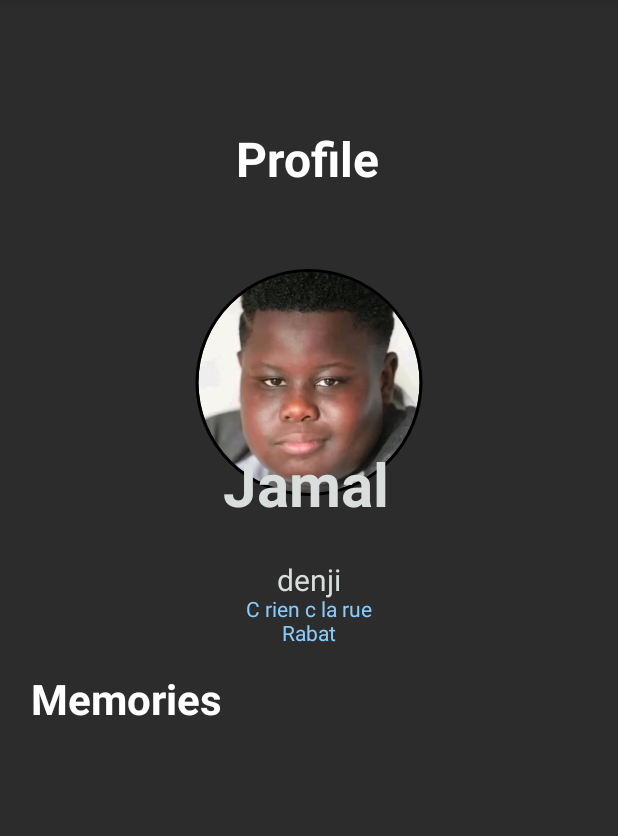
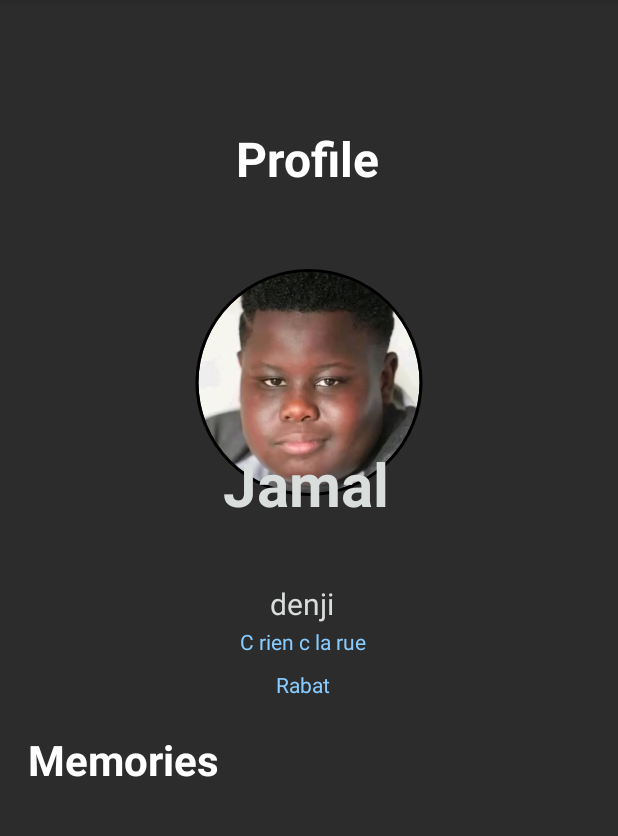
Before and after one commit to badr4y/Mobile-Project, an Android app: the ProfileActivity screen opened directly, with no data from a screen before it, on a phone screen of 412 x 824 dp, the part 84-920 px from its top. Run offline under Robolectric (Android 15) with nearby library versions, the phone set to English and light mode, and no system bars; our stand-ins replace CircleImageView.

```diff
--- a/app/src/main/java/com/example/mobileproject/MainfeedActivity.java
+++ b/app/src/main/java/com/example/mobileproject/MainfeedActivity.java
@@ -19,4 +19,9 @@ public class MainfeedActivity extends AppCompatActivity {
         startActivity(Profile);
     }
 
+    public void activeCamera(View view) {
+        Intent Camera = new Intent(this, CameraActivity.class);
+        startActivity(Camera);
+    }
+
 }
--- a/app/src/main/res/layout/mainfeed_activity.xml
+++ b/app/src/main/res/layout/mainfeed_activity.xml
@@ -80,7 +80,9 @@
                 android:src="@drawable/profile"
                 app:layout_constraintEnd_toEndOf="parent"
                 app:layout_constraintStart_toStartOf="parent"
-                tools:ignore="MissingConstraints" />
+                tools:ignore="MissingConstraints"
+                android:clickable="true"
+                android:onClick="activeCamera"/>
 
             <ImageView
                 android:id="@+id/self_post2"
--- a/app/src/main/res/layout/profile_activity.xml
+++ b/app/src/main/res/layout/profile_activity.xml
@@ -65,9 +65,9 @@
         android:layout_alignParentStart="true"
         android:layout_alignParentEnd="true"
         android:layout_alignParentBottom="true"
-        android:layout_marginStart="130dp"
-        android:layout_marginEnd="130dp"
-        android:layout_marginBottom="367dp"
+        android:layout_marginStart="125dp"
+        android:layout_marginEnd="134dp"
+        android:layout_marginBottom="351dp"
         android:gravity="center_horizontal|top"
         android:text="@string/denji"
         android:textColor="#D9DDDC"
@@ -79,8 +79,8 @@
         android:layout_height="28dp"
         android:layout_alignParentEnd="true"
         android:layout_alignParentBottom="true"
-        android:layout_marginEnd="130dp"
-        android:layout_marginBottom="344dp"
+        android:layout_marginEnd="134dp"
+        android:layout_marginBottom="322dp"
         android:gravity="center_horizontal|top"
         android:text="@string/c_rien_c_la_rue"
         android:textColor="#88CCFF" />
@@ -91,8 +91,8 @@
         android:layout_height="28dp"
         android:layout_alignParentEnd="true"
         android:layout_alignParentBottom="true"
-        android:layout_marginEnd="130dp"
-        android:layout_marginBottom="328dp"
+        android:layout_marginEnd="134dp"
+        android:layout_marginBottom="293dp"
         android:gravity="center_horizontal|top"
         android:text="@string/rabat"
         android:textColor="#88CCFF" />
@@ -103,8 +103,8 @@
         android:layout_height="47dp"
         android:layout_alignParentEnd="true"
         android:layout_alignParentBottom="true"
-        android:layout_marginEnd="258dp"
-        android:layout_marginBottom="274dp"
+        android:layout_marginEnd="260dp"
+        android:layout_marginBottom="233dp"
         android:text="@string/memories"
         android:textColor="@color/white"
         android:textSize="28sp"
```
